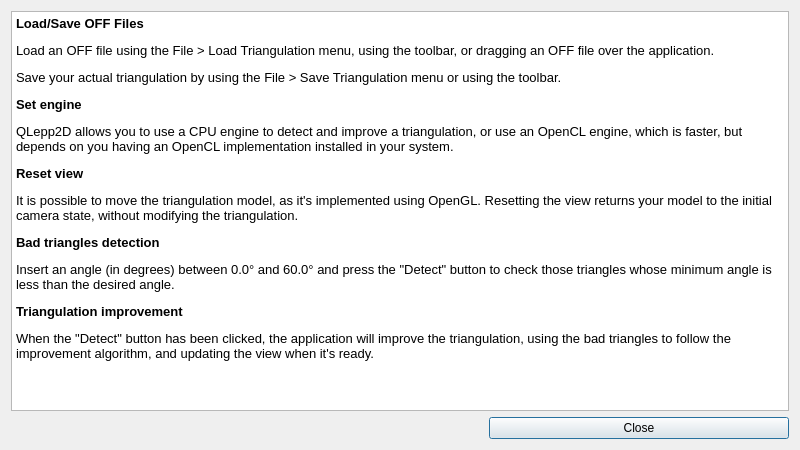
gsanhueza/QLepp2D, file QLepp2DGui/tutorial.ui: the form before one commit.
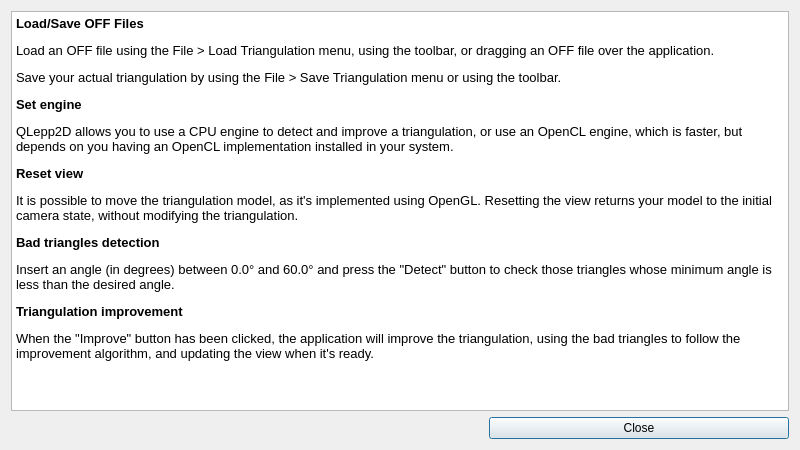
The form after the commit. Icons and pictures are not drawn.

Commit message: Tutorial fixed, changed Detect for Improve in last part

```diff
--- a/QLepp2DGui/tutorial.ui
+++ b/QLepp2DGui/tutorial.ui
@@ -36,7 +36,7 @@
 &lt;p style=&quot; margin-top:12px; margin-bottom:12px; margin-left:0px; margin-right:0px; -qt-block-indent:0; text-indent:0px;&quot;&gt;&lt;span style=&quot; font-weight:600;&quot;&gt;Bad triangles detection&lt;/span&gt;&lt;/p&gt;
 &lt;p style=&quot; margin-top:12px; margin-bottom:12px; margin-left:0px; margin-right:0px; -qt-block-indent:0; text-indent:0px;&quot;&gt;Insert an angle (in degrees) between 0.0° and 60.0° and press the &amp;quot;Detect&amp;quot; button to check those triangles whose minimum angle is less than the desired angle.&lt;/p&gt;
 &lt;p style=&quot; margin-top:12px; margin-bottom:12px; margin-left:0px; margin-right:0px; -qt-block-indent:0; text-indent:0px;&quot;&gt;&lt;span style=&quot; font-weight:600;&quot;&gt;Triangulation improvement&lt;/span&gt;&lt;/p&gt;
-&lt;p style=&quot; margin-top:12px; margin-bottom:12px; margin-left:0px; margin-right:0px; -qt-block-indent:0; text-indent:0px;&quot;&gt;When the &amp;quot;Detect&amp;quot; button has been clicked, the application will improve the triangulation, using the bad triangles to follow the improvement algorithm, and updating the view when it's ready.&lt;/p&gt;&lt;/body&gt;&lt;/html&gt;</string>
+&lt;p style=&quot; margin-top:12px; margin-bottom:12px; margin-left:0px; margin-right:0px; -qt-block-indent:0; text-indent:0px;&quot;&gt;When the &amp;quot;Improve&amp;quot; button has been clicked, the application will improve the triangulation, using the bad triangles to follow the improvement algorithm, and updating the view when it's ready.&lt;/p&gt;&lt;/body&gt;&lt;/html&gt;</string>
      </property>
     </widget>
    </item>
```
The commit also changes 1 other file.
